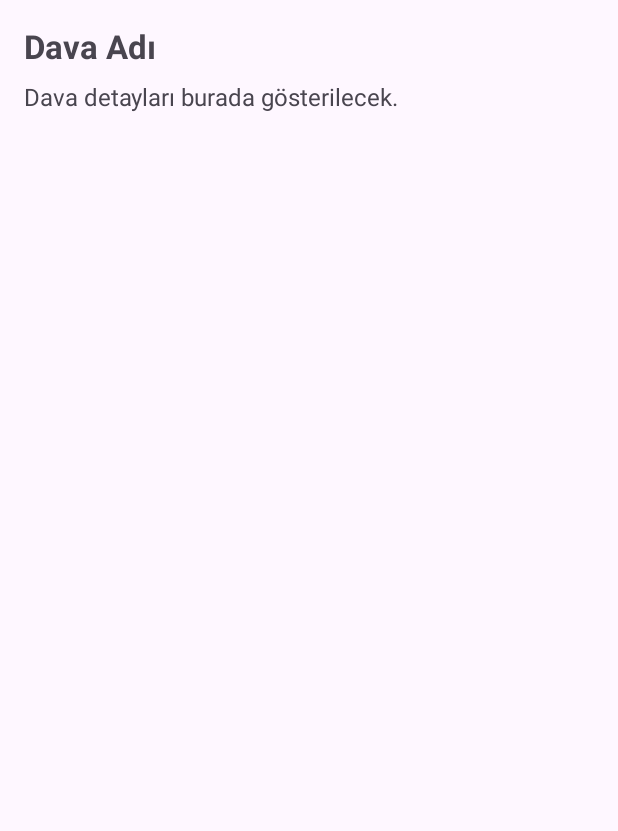
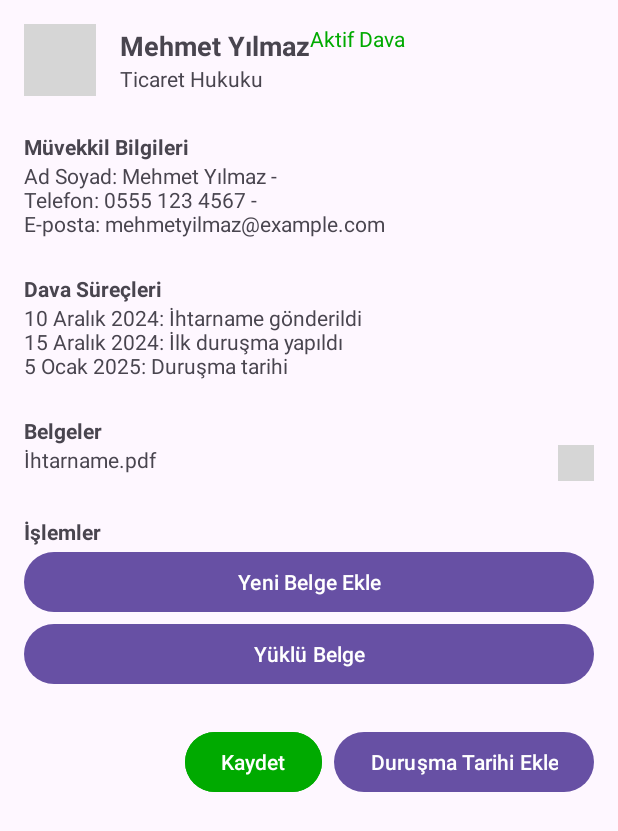
Before and after one commit to Acelya777/LawyerApp, an Android app: the ClientCaseFile screen opened directly, with no data from a screen before it, on a phone screen of 412 x 824 dp. Shown: the top 831 px of the screen. Run offline under Robolectric (Android 15) with nearby library versions, the phone set to English and light mode, and no system bars; our stand-ins replace Firebase (no records; nobody signed in at launch, a user with empty details on screens opened directly); grey boxes are pictures that could not be loaded.

Commit message:
Calender Activity düzenlemeleri

```diff
--- a/app/build.gradle.kts
+++ b/app/build.gradle.kts
@@ -64,5 +64,4 @@ dependencies {
     implementation(libs.firebase.auth)
 
     implementation(libs.eventbus)
-
 }
--- a/app/src/main/AndroidManifest.xml
+++ b/app/src/main/AndroidManifest.xml
@@ -12,6 +12,9 @@
         android:supportsRtl="true"
         android:theme="@style/Theme.LawyerApp"
         tools:targetApi="31">
+        <activity
+            android:name=".CreateCaseFile"
+            android:exported="false" />
         <activity
             android:name=".ClientCaseFile"
             android:exported="false" />
--- a/app/src/main/java/com/acelya/lawyerapp/ClientCaseFile.kt
+++ b/app/src/main/java/com/acelya/lawyerapp/ClientCaseFile.kt
@@ -27,8 +27,7 @@ class ClientCaseFile : AppCompatActivity() {
                     val case = snapshot.getValue(CaseFile::class.java)
 
                     case?.let {
-                        findViewById<TextView>(R.id.txtCaseName).text = it.caseName
-                        findViewById<TextView>(R.id.txtCaseDetails).text = it.notes
+
                     }
                 } else {
                     Toast.makeText(this@ClientCaseFile, "Dava bulunamadı.", Toast.LENGTH_SHORT).show()
--- a/app/src/main/res/layout/activity_case_management.xml
+++ b/app/src/main/res/layout/activity_case_management.xml
@@ -26,14 +26,12 @@
         app:layout_constraintStart_toStartOf="parent"
         app:layout_constraintEnd_toEndOf="parent"
         app:layout_constraintBottom_toTopOf="@id/paginationLayout">
-
         <!-- RecyclerView -->
         <androidx.recyclerview.widget.RecyclerView
             android:id="@+id/recyclerView"
             android:layout_width="match_parent"
             android:layout_height="0dp"
             android:layout_weight="1"
-            android:layout_margin="8dp"
             android:clipToPadding="false"/>
     </LinearLayout>
 
@@ -46,7 +44,7 @@
         android:gravity="center"
         android:background="@color/white"
         android:elevation="8dp"
-        android:paddingBottom="16dp"
+        android:paddingBottom="40dp"
         app:layout_constraintBottom_toBottomOf="parent"
         app:layout_constraintStart_toStartOf="parent"
         app:layout_constraintEnd_toEndOf="parent">
--- a/app/src/main/res/layout/activity_client_case_file.xml
+++ b/app/src/main/res/layout/activity_client_case_file.xml
@@ -6,28 +6,148 @@
     android:layout_width="match_parent"
     android:layout_height="match_parent"
     tools:context=".ClientCaseFile">
-    <LinearLayout xmlns:android="http://schemas.android.com/apk/res/android"
+    <ScrollView
         android:layout_width="match_parent"
-        android:layout_height="match_parent"
+        android:layout_height="match_parent">
+
+        <LinearLayout
             android:orientation="vertical"
+            android:layout_width="match_parent"
+            android:layout_height="wrap_content"
             android:padding="16dp">
 
-        <TextView
-            android:id="@+id/txtCaseName"
+            <!-- Profil Bilgileri -->
+            <LinearLayout
+                android:layout_width="match_parent"
+                android:layout_height="wrap_content"
+                android:orientation="horizontal"
+                android:gravity="center_vertical">
+
+                <ImageView
+                    android:layout_width="48dp"
+                    android:layout_height="48dp"
+                    android:src="@drawable/face_4_24px"
+                    android:layout_marginEnd="16dp"/>
+
+                <LinearLayout
+                    android:orientation="vertical"
                     android:layout_width="wrap_content"
-            android:layout_height="wrap_content"
-            android:textSize="22sp"
-            android:textStyle="bold"
-            android:text="Dava Adı"/>
+                    android:layout_height="wrap_content">
 
                     <TextView
-            android:id="@+id/txtCaseDetails"
+                        android:text="Mehmet Yılmaz"
+                        android:textSize="18sp"
+                        android:textStyle="bold"
+                        android:layout_height="wrap_content"
+                        android:layout_width="wrap_content"/>
+
+                    <TextView
+                        android:text="Ticaret Hukuku"
+                        android:textSize="14sp"
+                        android:layout_height="wrap_content"
+                        android:layout_width="wrap_content"/>
+                </LinearLayout>
+
+                <TextView
+                    android:text="Aktif Dava"
+                    android:textColor="#00AA00"
+                    android:layout_gravity="end"
                     android:layout_width="wrap_content"
+                    android:layout_height="wrap_content"/>
+            </LinearLayout>
+
+            <!-- Müvekkil Bilgileri -->
+            <TextView
+                android:text="Müvekkil Bilgileri"
+                android:textStyle="bold"
+                android:layout_marginTop="24dp"
                 android:layout_height="wrap_content"
-            android:textSize="16sp"
-            android:text="Dava detayları burada gösterilecek."
-            android:layout_marginTop="8dp"/>
+                android:layout_width="wrap_content"/>
+
+            <TextView
+                android:text="Ad Soyad: Mehmet Yılmaz -\nTelefon: 0555 123 4567 -\nE-posta: mehmetyilmaz@example.com"
+                android:layout_height="wrap_content"
+                android:layout_width="wrap_content"/>
+
+            <!-- Dava Süreçleri -->
+            <TextView
+                android:text="Dava Süreçleri"
+                android:textStyle="bold"
+                android:layout_marginTop="24dp"
+                android:layout_height="wrap_content"
+                android:layout_width="wrap_content"/>
+
+            <TextView
+                android:text="10 Aralık 2024: İhtarname gönderildi\n15 Aralık 2024: İlk duruşma yapıldı\n5 Ocak 2025: Duruşma tarihi"
+                android:layout_height="wrap_content"
+                android:layout_width="wrap_content"/>
+
+            <!-- Belgeler -->
+            <TextView
+                android:text="Belgeler"
+                android:textStyle="bold"
+                android:layout_marginTop="24dp"
+                android:layout_height="wrap_content"
+                android:layout_width="wrap_content"/>
+
+            <LinearLayout
+                android:layout_width="match_parent"
+                android:layout_height="wrap_content"
+                android:orientation="horizontal">
+
+                <TextView
+                    android:layout_width="0dp"
+                    android:layout_height="wrap_content"
+                    android:layout_weight="1"
+                    android:text="İhtarname.pdf" />
+
+                <ImageView
+                    android:layout_width="24dp"
+                    android:layout_height="24dp"
+                    android:src="@drawable/upload_file_24px" />
 
             </LinearLayout>
 
+            <!-- İşlemler -->
+            <TextView
+                android:text="İşlemler"
+                android:textStyle="bold"
+                android:layout_marginTop="24dp"
+                android:layout_height="wrap_content"
+                android:layout_width="wrap_content"/>
+
+            <Button
+                android:text="Yeni Belge Ekle"
+                android:layout_width="match_parent"
+                android:layout_height="wrap_content"/>
+
+            <Button
+                android:text="Yüklü Belge"
+                android:layout_width="match_parent"
+                android:layout_height="wrap_content"/>
+
+            <!-- Alt Butonlar -->
+            <LinearLayout
+                android:layout_width="match_parent"
+                android:layout_height="wrap_content"
+                android:orientation="horizontal"
+                android:gravity="end"
+                android:layout_marginTop="24dp">
+
+                <Button
+                    android:text="Kaydet"
+                    android:backgroundTint="#00AA00"
+                    android:textColor="#FFFFFF"
+                    android:layout_height="wrap_content"
+                    android:layout_width="wrap_content"/>
+
+                <Button
+                    android:text="Duruşma Tarihi Ekle"
+                    android:layout_marginStart="8dp"
+                    android:layout_height="wrap_content"
+                    android:layout_width="wrap_content"/>
+            </LinearLayout>
+        </LinearLayout>
+    </ScrollView>
+
 </androidx.constraintlayout.widget.ConstraintLayout>
```
Also changed, not shown: app/src/main/java/com/acelya/lawyerapp/Calendar.kt (+57 -0 lines), app/src/main/java/com/acelya/lawyerapp/ClientAdapter.kt (+23 -1 lines), app/src/main/java/com/acelya/lawyerapp/CreateCaseFile.kt (added, +63 -0 lines), app/src/main/res/drawable/note_add_24.xml (added, +9 -0 lines), app/src/main/res/layout/activity_calendar.xml (+6 -4 lines), app/src/main/res/layout/activity_create_case_file.xml (added, +203 -0 lines). Lines whose indentation alone changed are shown as unchanged.
